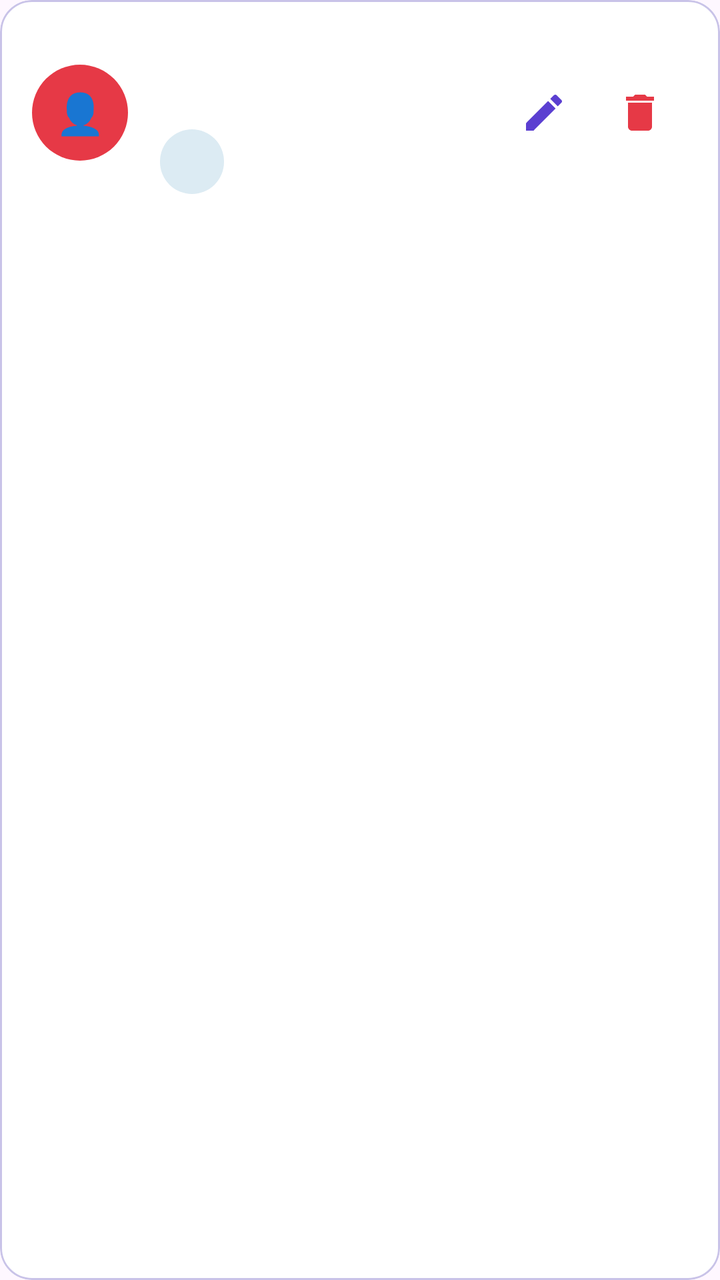
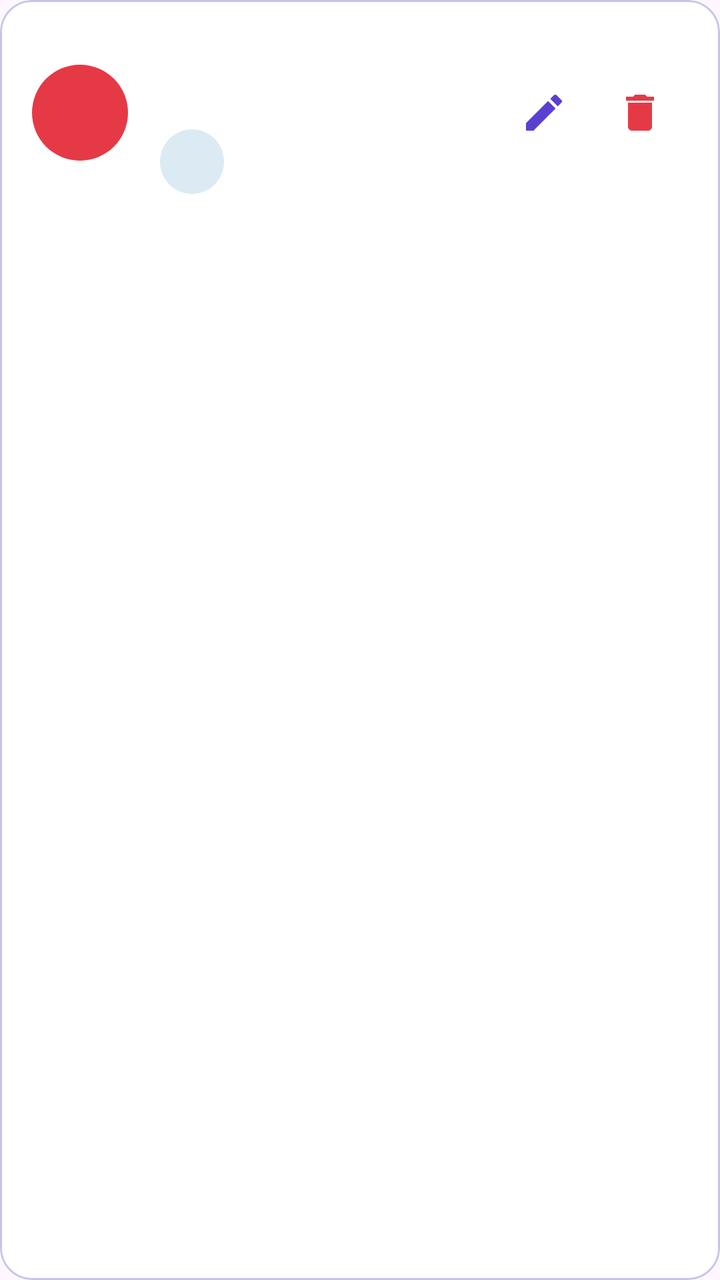

Compare the two renders of this Android layout. The source of the first and the diff that turns it into the second are given below.
<!-- AndroidManifest.xml: application theme Theme.VinylCDVault -->
<!-- res/layout/item_user.xml -->
<?xml version="1.0" encoding="utf-8"?>
<com.google.android.material.card.MaterialCardView
    xmlns:android="http://schemas.android.com/apk/res/android"
    xmlns:app="http://schemas.android.com/apk/res-auto"
    style="@style/Widget.Material3.CardView.Outlined"
    android:layout_width="match_parent"
    android:layout_height="wrap_content"
    android:layout_marginBottom="@dimen/spacing_small"
    app:cardBackgroundColor="@color/card_bg"
    app:cardCornerRadius="@dimen/corner_radius"
    app:strokeColor="@color/input_stroke">

    <LinearLayout
        android:layout_width="match_parent"
        android:layout_height="wrap_content"
        android:gravity="center_vertical"
        android:orientation="horizontal"
        android:padding="@dimen/spacing_medium">

        <TextView
            android:layout_width="@dimen/avatar_small"
            android:layout_height="@dimen/avatar_small"
            android:background="@drawable/bg_logo_circle"
            android:gravity="center"
            android:text="👤"
            android:textSize="20sp" />

        <LinearLayout
            android:layout_width="0dp"
            android:layout_height="wrap_content"
            android:layout_marginStart="@dimen/spacing_medium"
            android:layout_weight="1"
            android:orientation="vertical">

            <TextView
                android:id="@+id/tvUserName"
                style="@style/App.Text.Subtitle"
                android:layout_width="match_parent"
                android:layout_height="wrap_content"
                android:ellipsize="end"
                android:maxLines="1" />

            <TextView
                android:id="@+id/tvUserEmail"
                style="@style/App.Text.Small"
                android:layout_width="match_parent"
                android:layout_height="wrap_content"
                android:ellipsize="end"
                android:maxLines="1" />

            <LinearLayout
                android:layout_width="wrap_content"
                android:layout_height="wrap_content"
                android:layout_marginTop="@dimen/spacing_small"
                android:gravity="center_vertical"
                android:orientation="horizontal">

                <TextView
                    android:id="@+id/tvUserRole"
                    style="@style/App.Chip"
                    android:layout_width="wrap_content"
                    android:layout_height="wrap_content" />

                <TextView
                    android:id="@+id/tvUserStatus"
                    style="@style/App.Text.Small"
                    android:layout_width="wrap_content"
                    android:layout_height="wrap_content"
                    android:layout_marginStart="@dimen/spacing_small"
                    android:textStyle="bold" />
            </LinearLayout>
        </LinearLayout>

        <ImageView
            android:id="@+id/btnEditUser"
            android:layout_width="@dimen/icon_button"
            android:layout_height="@dimen/icon_button"
            android:background="?attr/selectableItemBackgroundBorderless"
            android:contentDescription="@string/admin_edit_user"
            android:padding="12dp"
            android:src="@drawable/ic_edit"
            app:tint="@color/primary" />

        <ImageView
            android:id="@+id/btnDeleteUser"
            android:layout_width="@dimen/icon_button"
            android:layout_height="@dimen/icon_button"
            android:background="?attr/selectableItemBackgroundBorderless"
            android:contentDescription="@string/admin_delete_user"
            android:padding="12dp"
            android:src="@drawable/ic_delete"
            app:tint="@color/accent" />
    </LinearLayout>
</com.google.android.material.card.MaterialCardView>
<!-- resources referenced by this layout -->
<resources>
  <color name="accent">#E63946</color>
  <color name="card_bg" type="color">#FFFFFF</color>
  <color name="input_stroke" type="color">#C9C3E8</color>
  <color name="primary">#5B3FD1</color>
  <dimen name="avatar_small">48dp</dimen>
  <dimen name="corner_radius">16dp</dimen>
  <dimen name="icon_button">48dp</dimen>
  <dimen name="spacing_medium">16dp</dimen>
  <dimen name="spacing_small">8dp</dimen>
  <!-- drawable bg_logo_circle (drawable) -->
  <?xml version="1.0" encoding="utf-8"?>
  <shape xmlns:android="http://schemas.android.com/apk/res/android"
      android:shape="oval">
      <solid android:color="@color/primary_accent" />
  </shape>
  <!-- drawable ic_delete (drawable) -->
  <vector xmlns:android="http://schemas.android.com/apk/res/android" android:height="24dp" android:tint="#000000" android:viewportHeight="24" android:viewportWidth="24" android:width="24dp">
        
      <path android:fillColor="@android:color/white" android:pathData="M6,19c0,1.1 0.9,2 2,2h8c1.1,0 2,-0.9 2,-2V7H6v12zM19,4h-3.5l-1,-1h-5l-1,1H5v2h14V4z"/>
      
  </vector>
  <!-- drawable ic_edit (drawable) -->
  <vector xmlns:android="http://schemas.android.com/apk/res/android" android:height="24dp" android:tint="#000000" android:viewportHeight="24" android:viewportWidth="24" android:width="24dp">
        
      <path android:fillColor="@android:color/white" android:pathData="M3,17.25V21h3.75L17.81,9.94l-3.75,-3.75L3,17.25zM20.71,7.04c0.39,-0.39 0.39,-1.02 0,-1.41l-2.34,-2.34c-0.39,-0.39 -1.02,-0.39 -1.41,0l-1.83,1.83 3.75,3.75 1.83,-1.83z"/>
      
  </vector>
  <string name="admin_delete_user">Eliminar usuario</string>
  <string name="admin_edit_user">Editar usuario</string>
  <style name="App.Chip">
          <item name="android:background">@drawable/bg_chip</item>
          <item name="android:paddingStart">@dimen/spacing_medium</item>
          <item name="android:paddingEnd">@dimen/spacing_medium</item>
          <item name="android:paddingTop">@dimen/spacing_small</item>
          <item name="android:paddingBottom">@dimen/spacing_small</item>
          <item name="android:textColor">@color/text_dark</item>
          <item name="android:textSize">@dimen/text_small</item>
          <item name="android:textStyle">bold</item>
      </style>
  <style name="App.Text.Small">
          <item name="android:textSize">@dimen/text_small</item>
          <item name="android:textColor">@color/text_secondary</item>
      </style>
  <style name="App.Text.Subtitle">
          <item name="android:textSize">@dimen/text_subtitle</item>
          <item name="android:textColor">@color/text_dark</item>
          <item name="android:textStyle">bold</item>
      </style>
  <style name="Theme.VinylCDVault" parent="Theme.Material3.Light.NoActionBar">
          <item name="colorPrimary">@color/primary</item>
          <item name="colorOnPrimary">@color/white</item>
          <item name="colorSecondary">@color/accent</item>
          <item name="colorSecondaryContainer">@color/chip_bg</item>
          <item name="colorOnSecondaryContainer">@color/primary</item>
          <item name="colorOnSurfaceVariant">@color/text_secondary</item>
          <item name="android:windowBackground">@color/background_light</item>
          <item name="android:statusBarColor">@color/primary_dark</item>
      </style>
  <color name="primary_accent" type="color">#E63946</color>
  <!-- drawable bg_chip (drawable) -->
  <?xml version="1.0" encoding="utf-8"?>
  <shape xmlns:android="http://schemas.android.com/apk/res/android"
      android:shape="rectangle">
      <solid android:color="@color/chip_bg" />
      <corners android:radius="50dp" />
  </shape>
  <color name="text_dark" type="color">#1D3557</color>
  <dimen name="text_small">12sp</dimen>
  <color name="text_secondary">#6B6785</color>
  <dimen name="text_subtitle">18sp</dimen>
  <color name="white">#FFFFFF</color>
  <color name="chip_bg">#DCEBF3</color>
  <color name="background_light" type="color">#F1FAEE</color>
  <color name="primary_dark" type="color">#121212</color>
</resources>

<!-- the commit's change to res/layout/item_user.xml (unified diff, before → after) -->
@@ -17,13 +17,13 @@
         android:orientation="horizontal"
         android:padding="@dimen/spacing_medium">
 
-        <TextView
+        <ImageView
+            android:id="@+id/ivUserAvatar"
             android:layout_width="@dimen/avatar_small"
             android:layout_height="@dimen/avatar_small"
             android:background="@drawable/bg_logo_circle"
-            android:gravity="center"
-            android:text="👤"
-            android:textSize="20sp" />
+            android:importantForAccessibility="no"
+            android:scaleType="centerCrop" />
 
         <LinearLayout
             android:layout_width="0dp"
